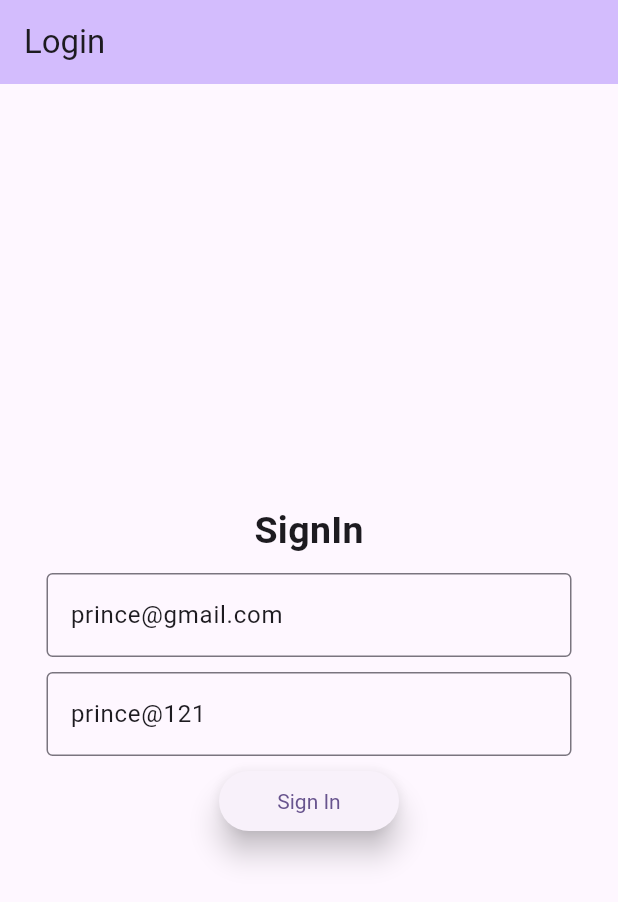
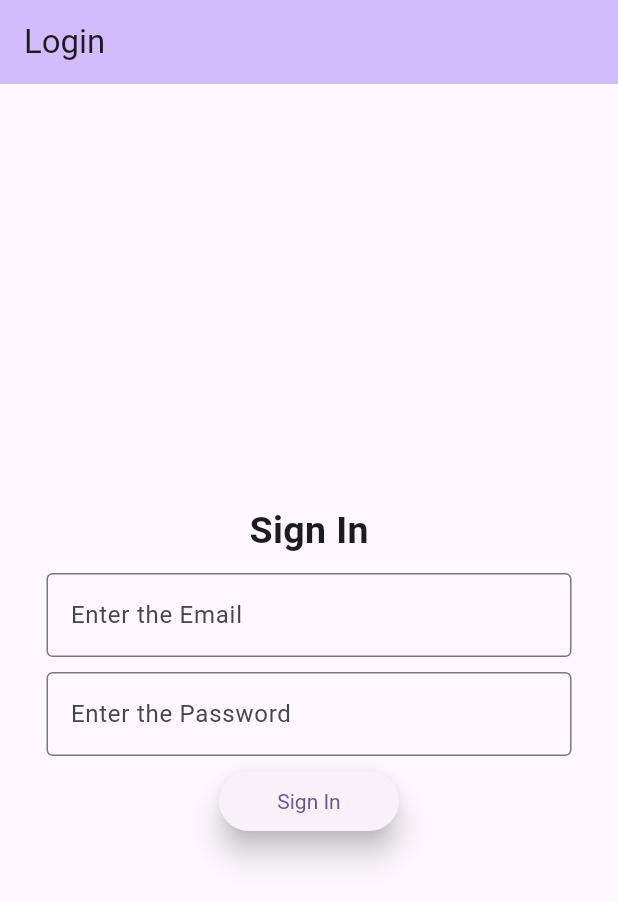
Before and after one commit to PrinceAutotech/pubplus, a Flutter app: the screen it shows after launch, on a phone screen of 412 x 824 dp. Shown: the top 902 px of the screen. Run offline on Flutter 3.47's test engine with Material 2 defaults, Android fonts, the phone set to English and light mode, and no system bars; our stand-ins replace auto_size_text, firebase_auth, firebase_core, image_picker, permission_handler, screenshot; missing offline and left inert: android_path_provider, dart:html, flutter_emoji; accounts and stored records are empty.

Commit message:
gmail & password

```diff
--- a/lib/view/startup/login_page.dart
+++ b/lib/view/startup/login_page.dart
@@ -17,9 +17,9 @@ class LoginPage extends StatefulWidget {
 
 class _LoginPageState extends State<LoginPage> {
   TextEditingController emailController =
-      TextEditingController(text: 'prince@gmail.com');
+      TextEditingController();
   TextEditingController passwordController =
-      TextEditingController(text: 'prince@121');
+      TextEditingController();
 
   Future<void> _login() async {
     String email = emailController.text.trim();
@@ -62,7 +62,7 @@ class _LoginPageState extends State<LoginPage> {
             children: [
               const SizedBox(height: 10),
               const Text(
-                'SignIn',
+                'Sign In',
                 style: TextStyle(fontSize: 25, fontWeight: FontWeight.bold),
               ),
               const SizedBox(height: 10),
--- a/pubspec.yaml
+++ b/pubspec.yaml
@@ -45,6 +45,8 @@ dependencies:
   android_path_provider: ^0.3.0
   path_provider: ^2.0.15
   auto_size_text: ^3.0.0
+  flutter_emoji: ^2.4.0
+  emojis: ^0.9.9
 
 dev_dependencies:
   flutter_test:
```
Also changed, not shown: lib/view/add_campaign/add_campaign_page.dart (+6 -4 lines), lib/view/add_campaign/image_card.dart (+10 -8 lines), pubspec.lock.
